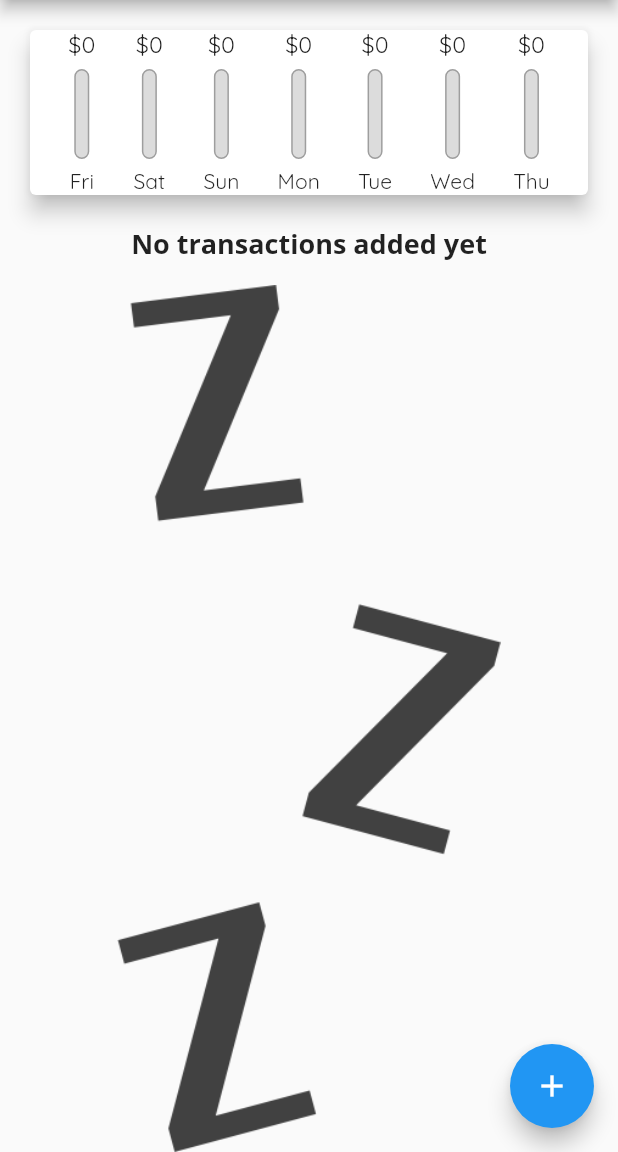
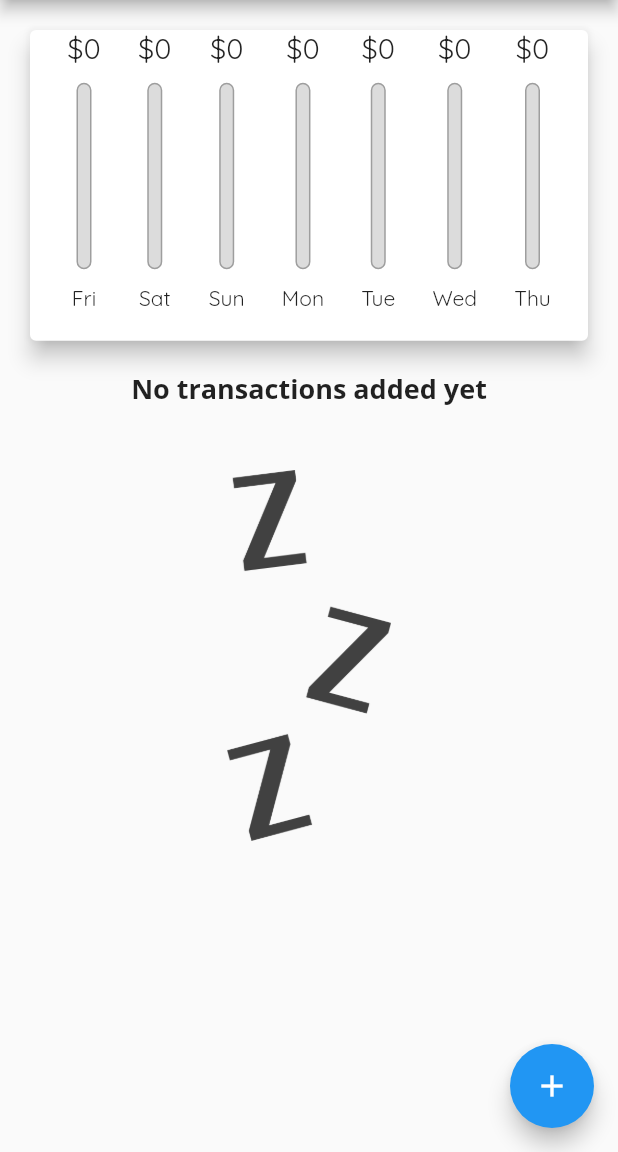
Before and after one commit to nquiroz97/personal_expense_tracker, a Flutter app: the screen it shows after launch, on a phone screen of 412 x 824 dp, the part 84-1236 px from its top. Run offline on Flutter 3.47's test engine with Material 2 defaults, Android fonts, the phone set to English and light mode, and no system bars.

Commit message:
finished app

```diff
--- a/lib/main.dart
+++ b/lib/main.dart
@@ -1,7 +1,9 @@
 import 'package:flutter/material.dart';
+import 'package:flutter/services.dart';
 import 'package:personal_expense_tracker/ui/home.dart';
 
 void main() {
+  WidgetsFlutterBinding.ensureInitialized();
   runApp(const MyApp());
 }
 
--- a/lib/ui/chart.dart
+++ b/lib/ui/chart.dart
@@ -5,6 +5,7 @@ import 'package:personal_expense_tracker/ui/chart_bar.dart';
 
 class Chart extends StatelessWidget {
   final List<Transaction> recentTransactions;
+  final bool isLandscape;
 
   double get totalSpending {
     return groupedTransactionValues.fold(0.0, (previousValue, item) {
@@ -29,14 +30,19 @@ class Chart extends StatelessWidget {
     }).reversed.toList();
   }
 
-  const Chart({Key? key, required this.recentTransactions}) : super(key: key);
+  const Chart(
+      {Key? key, required this.recentTransactions, required this.isLandscape})
+      : super(key: key);
 
   @override
   Widget build(BuildContext context) {
-    return Card(
-      elevation: 6,
-      margin: const EdgeInsets.all(20),
-      child: Expanded(
+    return Container(
+      height: isLandscape
+          ? MediaQuery.of(context).size.height * 0.60
+          : MediaQuery.of(context).size.height * 0.30,
+      child: Card(
+        elevation: 6,
+        margin: const EdgeInsets.all(20),
         child: Row(
           mainAxisAlignment: MainAxisAlignment.spaceEvenly,
           children: groupedTransactionValues.map((e) {
--- a/lib/ui/chart_bar.dart
+++ b/lib/ui/chart_bar.dart
@@ -14,17 +14,19 @@ class ChartBar extends StatelessWidget {
 
   @override
   Widget build(BuildContext context) {
+    return LayoutBuilder(
+      builder: (context, constraint) {
         return Column(
           children: [
             Container(
-            height: 20,
+                height: constraint.maxHeight * .12,
                 child: FittedBox(
                     child: Text('\$${spendingAmount.toStringAsFixed(0)}'))),
-        const SizedBox(
-          height: 6,
+            SizedBox(
+              height: constraint.maxHeight * 0.05,
             ),
             Container(
-          height: 60,
+              height: constraint.maxHeight * 0.6,
               width: 10,
               child: Stack(
                 alignment: AlignmentDirectional.bottomStart,
@@ -46,11 +48,13 @@ class ChartBar extends StatelessWidget {
                 ],
               ),
             ),
-        const SizedBox(
-          height: 6,
+            SizedBox(
+              height: constraint.maxHeight * 0.05,
             ),
-        Text(label),
+            FittedBox(child: Text(label)),
           ],
+        );
+      },
     );
   }
 }
--- a/lib/ui/home.dart
+++ b/lib/ui/home.dart
@@ -1,4 +1,4 @@
-import 'dart:ui';
+import 'dart:io';
 
 import 'package:flutter/material.dart';
 
@@ -17,6 +17,7 @@ class MyHomePage extends StatefulWidget {
 
 class _MyHomePageState extends State<MyHomePage> {
   final List<Transaction> _transactions = [];
+  late Platform platform;
 
   List<Transaction>? get _recentTransactions {
     return _transactions
@@ -25,8 +26,13 @@ class _MyHomePageState extends State<MyHomePage> {
         .toList();
   }
 
+  bool _showChart = false;
+
   @override
   Widget build(BuildContext context) {
+    bool _isLandscape =
+        MediaQuery.of(context).orientation == Orientation.landscape;
+
     return Scaffold(
       resizeToAvoidBottomInset: true,
       appBar: AppBar(
@@ -34,7 +40,8 @@ class _MyHomePageState extends State<MyHomePage> {
           "Expense Tracker",
         ),
       ),
-      floatingActionButton: FloatingActionButton(
+      floatingActionButton: Platform.isAndroid
+          ? FloatingActionButton(
               child: const Icon(Icons.add),
               onPressed: () {
                 showModalBottomSheet(
@@ -45,7 +52,7 @@ class _MyHomePageState extends State<MyHomePage> {
                         onTap: () {},
                         behavior: HitTestBehavior.opaque,
                         child: Container(
-                    height: MediaQuery.of(context).size.height * .9,
+                          height: MediaQuery.of(context).size.height * .7,
                           child: NewTransaction(
                             addTransaction: _addNewTransaction,
                           ),
@@ -53,22 +60,89 @@ class _MyHomePageState extends State<MyHomePage> {
                       );
                     });
               },
+            )
+          : Container(),
+      body: _isLandscape
+          ? Column(
+              children: [
+                Row(
+                  mainAxisAlignment: MainAxisAlignment.end,
+                  children: [
+                    const Text('Show Chart'),
+                    Switch(
+                        value: _showChart,
+                        onChanged: (value) {
+                          setState(() {
+                            _showChart = value;
+                          });
+                        })
+                  ],
                 ),
-      body: Column(
-        children: [
-          Chart(recentTransactions: _transactions),
-          Expanded(
+                _showChart
+                    ? Chart(
+                        recentTransactions: _recentTransactions!,
+                        isLandscape: _isLandscape,
+                      )
+                    : Container(
+                        height: MediaQuery.of(context).size.height * 0.6,
                         child: _transactions.isEmpty
                             ? Column(
                                 children: [
-                      Text(
+                                  FittedBox(
+                                    child: Text(
+                                      'No transactions added yet',
+                                      style:
+                                          Theme.of(context).textTheme.headline6,
+                                    ),
+                                  ),
+                                  SizedBox(
+                                    height: MediaQuery.of(context).size.height *
+                                        0.05,
+                                  ),
+                                  Container(
+                                    height: MediaQuery.of(context).size.height *
+                                        0.3,
+                                    child: Image.asset(
+                                        'assets/images/waiting.png'),
+                                  )
+                                ],
+                              )
+                            : ListView.builder(
+                                itemBuilder: (BuildContext context, int index) {
+                                  return TransactionItem(
+                                    transaction: _transactions[index],
+                                    removeTransaction: _deleteTransaction,
+                                  );
+                                },
+                                itemCount: _transactions.length,
+                              ),
+                      )
+              ],
+            )
+          : Column(
+              children: [
+                Chart(
+                  recentTransactions: _recentTransactions!,
+                  isLandscape: _isLandscape,
+                ),
+                Container(
+                  height: MediaQuery.of(context).size.height * 0.4,
+                  child: _transactions.isEmpty
+                      ? Column(
+                          children: [
+                            FittedBox(
+                              child: Text(
                                 'No transactions added yet',
                                 style: Theme.of(context).textTheme.headline6,
                               ),
-                      const SizedBox(
-                        height: 15,
                             ),
-                      Expanded(child: Image.asset('assets/images/waiting.png'))
+                            SizedBox(
+                              height: MediaQuery.of(context).size.height * 0.05,
+                            ),
+                            Container(
+                              height: MediaQuery.of(context).size.height * 0.3,
+                              child: Image.asset('assets/images/waiting.png'),
+                            )
                           ],
                         )
                       : ListView.builder(
--- a/lib/ui/new_transaction.dart
+++ b/lib/ui/new_transaction.dart
@@ -24,8 +24,13 @@ class _NewTransactionState extends State<NewTransaction> {
 
   @override
   Widget build(BuildContext context) {
-    return Container(
-      padding: const EdgeInsets.all(12),
+    return SingleChildScrollView(
+      child: Container(
+        padding: EdgeInsets.only(
+            left: 12,
+            right: 12,
+            top: 12,
+            bottom: MediaQuery.of(context).viewInsets.bottom + 10),
         child: Column(
           children: [
             const SizedBox(
@@ -50,7 +55,8 @@ class _NewTransactionState extends State<NewTransaction> {
             ),
             TextField(
               controller: _price,
-            keyboardType: const TextInputType.numberWithOptions(decimal: true),
+              keyboardType:
+                  const TextInputType.numberWithOptions(decimal: true),
               onSubmitted: (_) => _onAddTransactionCall(),
               decoration: const InputDecoration(
                 label: Text('Price'),
@@ -91,6 +97,7 @@ class _NewTransactionState extends State<NewTransaction> {
             )
           ],
         ),
+      ),
     );
   }
 
```
Lines whose indentation alone changed are shown as unchanged.
